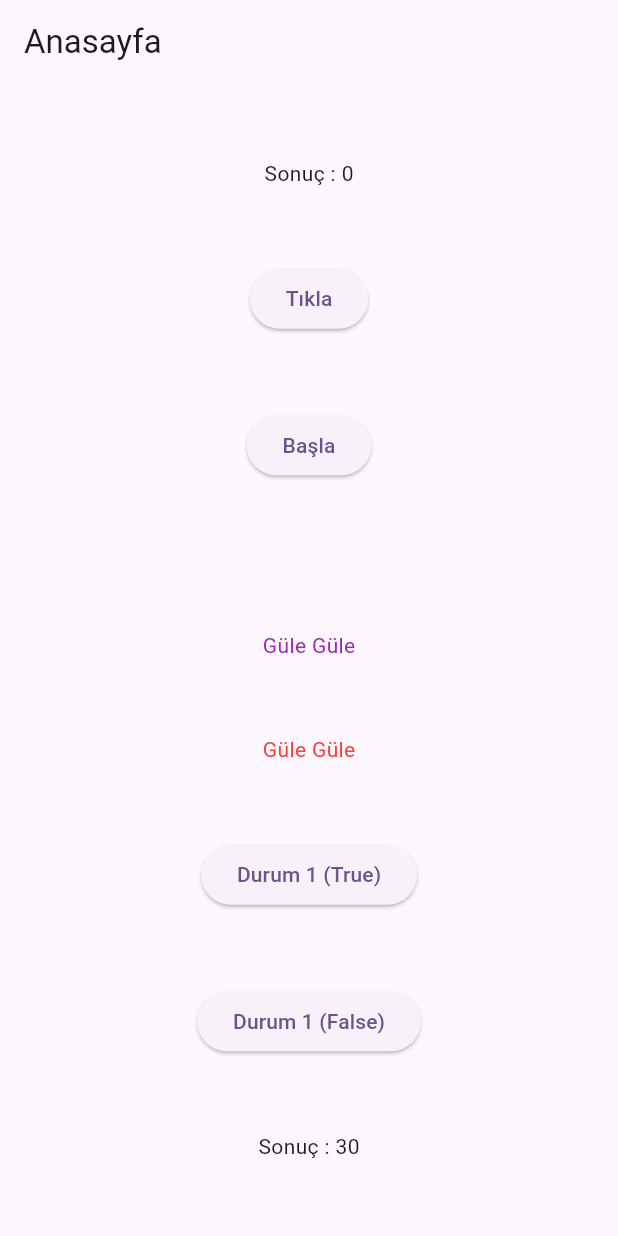
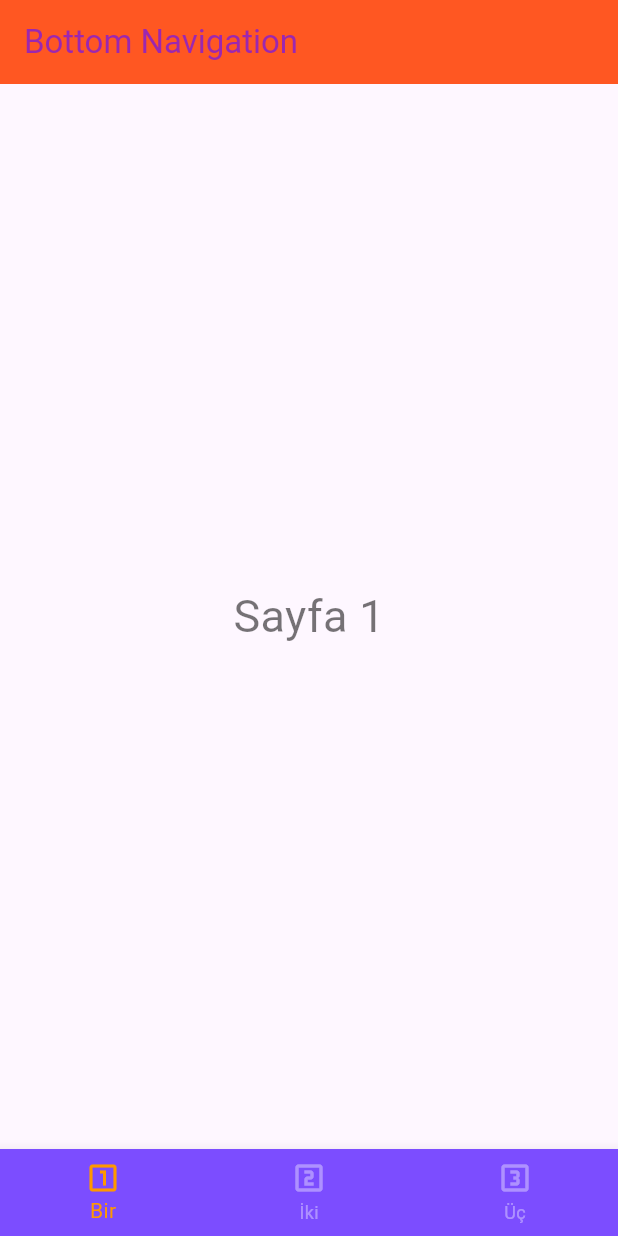
Before and after one commit to bberkint/flutter_bootcamp, a Flutter app: the screen it shows after launch, on a phone screen of 412 x 824 dp. Run offline on Flutter 3.47's test engine with Material 2 defaults, Android fonts, the phone set to English and light mode, and no system bars; generated files the repository leaves out were written again.

Commit message:
Day 6 Bottom Navigation

```diff
--- /dev/null
+++ b/calisma_yapisi/calisma_yapisi/lib/bottom_navigation_kullanimi/bottom_navigation_anasayfa.dart
@@ -0,0 +1,51 @@
+import 'package:calisma_yapisi/bottom_navigation_kullanimi/sayfa1.dart';
+import 'package:calisma_yapisi/bottom_navigation_kullanimi/sayfa2.dart';
+import 'package:calisma_yapisi/bottom_navigation_kullanimi/sayfa3.dart';
+import 'package:flutter/material.dart';
+
+class BottomNavigationAnasayfa extends StatefulWidget {
+  const BottomNavigationAnasayfa({super.key});
+
+  @override
+  State<BottomNavigationAnasayfa> createState() =>
+      _BottomNavigationAnasayfaState();
+}
+
+class _BottomNavigationAnasayfaState extends State<BottomNavigationAnasayfa> {
+  int secilenIndeks = 0;
+  var sayfalar = [const Sayfa1(), const Sayfa2(), const Sayfa3()];
+  @override
+  Widget build(BuildContext context) {
+    return Scaffold(
+      appBar: AppBar(
+        title: const Text(
+          "Bottom Navigation",
+          style: TextStyle(color: Colors.purple),
+        ),
+        backgroundColor: Colors.deepOrange,
+      ),
+      body: sayfalar[secilenIndeks],
+      bottomNavigationBar: BottomNavigationBar(
+        items: const [
+          BottomNavigationBarItem(
+            icon: Icon(Icons.looks_one_outlined),
+            label: "Bir",
+          ),
+          BottomNavigationBarItem(
+              icon: Icon(Icons.looks_two_outlined), label: "İki"),
+          BottomNavigationBarItem(
+              icon: Icon(Icons.looks_3_outlined), label: "Üç"),
+        ],
+        currentIndex: secilenIndeks,
+        backgroundColor: Colors.deepPurpleAccent,
+        selectedItemColor: Colors.orange,
+        unselectedItemColor: Colors.white38,
+        onTap: (indeks) {
+          setState(() {
+            secilenIndeks = indeks;
+          });
+        },
+      ),
+    );
+  }
+}
--- /dev/null
+++ b/calisma_yapisi/calisma_yapisi/lib/bottom_navigation_kullanimi/sayfa1.dart
@@ -0,0 +1,20 @@
+import 'package:flutter/material.dart';
+
+class Sayfa1 extends StatefulWidget {
+  const Sayfa1({super.key});
+
+  @override
+  State<Sayfa1> createState() => _Sayfa1State();
+}
+
+class _Sayfa1State extends State<Sayfa1> {
+  @override
+  Widget build(BuildContext context) {
+    return Center(
+      child: Text(
+        "Sayfa 1",
+        style: TextStyle(fontSize: 30, color: Colors.black54),
+      ),
+    );
+  }
+}
--- a/calisma_yapisi/calisma_yapisi/lib/main.dart
+++ b/calisma_yapisi/calisma_yapisi/lib/main.dart
@@ -1,5 +1,7 @@
 import 'package:calisma_yapisi/anasayfa.dart';
 import 'package:flutter/material.dart';
+
+import 'bottom_navigation_kullanimi/bottom_navigation_anasayfa.dart';
 
 void main() {
   runApp(const MyApp());
@@ -17,7 +19,7 @@ class MyApp extends StatelessWidget {
         colorScheme: ColorScheme.fromSeed(seedColor: Colors.deepPurple),
         useMaterial3: true,
       ),
-      home: const Anasayfa(),
+      home: const BottomNavigationAnasayfa(),
     );
   }
 }
```
Also changed, not shown: calisma_yapisi/calisma_yapisi/lib/bottom_navigation_kullanimi/sayfa2.dart (added, +20 -0 lines), calisma_yapisi/calisma_yapisi/lib/bottom_navigation_kullanimi/sayfa3.dart (added, +20 -0 lines).
